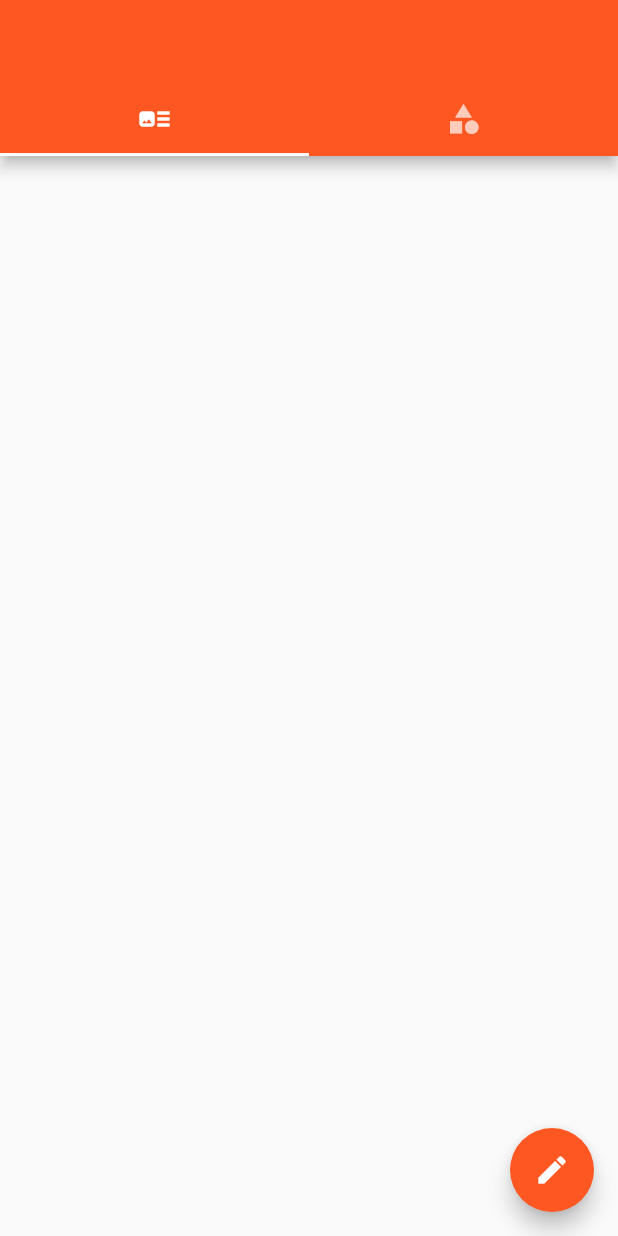
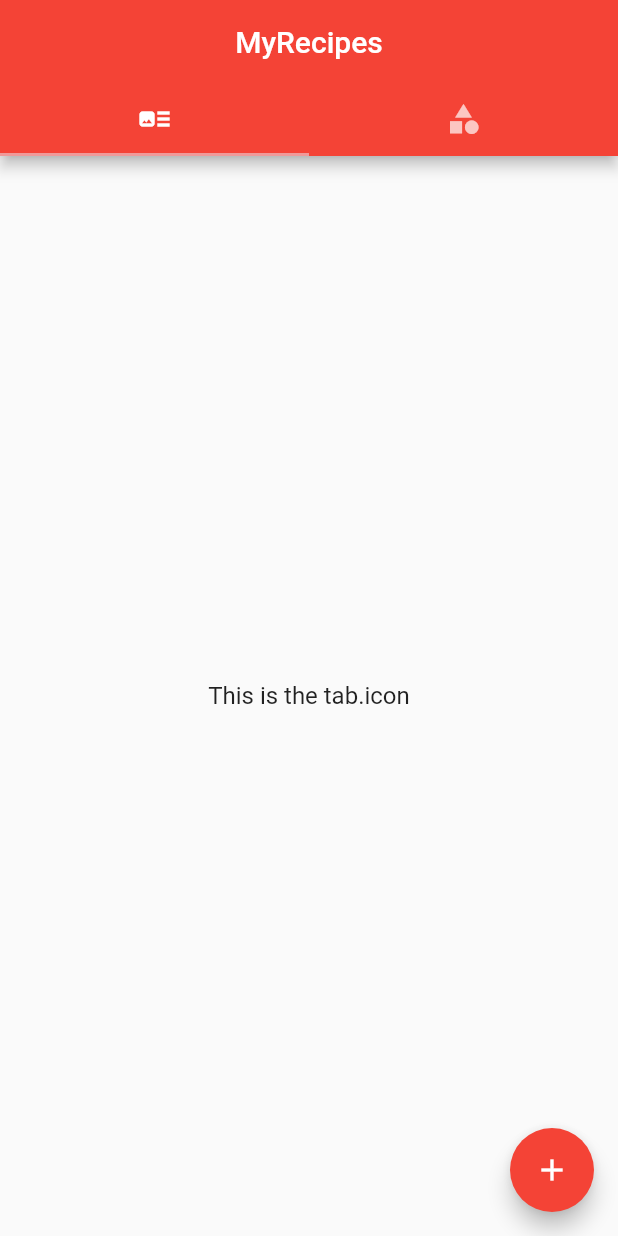
Before and after one commit to LeonStoldt/MyRecipes, a Flutter app: the screen it shows after launch, on a phone screen of 412 x 824 dp. Run offline on Flutter 3.47's test engine with Material 2 defaults, Android fonts, the phone set to English and light mode, and no system bars.

Commit message:
worked on create new recipe view

```diff
--- /dev/null
+++ b/lib/HomeView.dart
@@ -0,0 +1,59 @@
+import 'package:flutter/material.dart';
+import 'package:myrecipes/recipeCreation/RecipeCreationView.dart';
+
+class HomeView extends StatelessWidget {
+  HomeView({Key key, this.title}) : super(key: key);
+
+  final String title;
+  final List<Tab> homePageTabs = <Tab>[
+    Tab(icon: Icon(Icons.art_track)),
+    Tab(icon: Icon(Icons.category)),
+  ];
+
+  @override
+  Widget build(BuildContext context) {
+    return DefaultTabController(
+      length: 2,
+      child: Scaffold(
+        appBar: getAppBar(context),
+        floatingActionButton: getFloatingCreateActionButton(context),
+        body: getTabBarView(),
+      ),
+    );
+  }
+
+  AppBar getAppBar(BuildContext context) {
+    return AppBar(
+      centerTitle: true,
+      title: Text(title),
+      bottom: TabBar(
+        tabs: homePageTabs,
+        indicatorColor: Theme.of(context).backgroundColor,
+      ),
+    );
+  }
+
+  FloatingActionButton getFloatingCreateActionButton(BuildContext context) {
+    return FloatingActionButton(
+      onPressed: () {
+        Navigator.push(context,
+            MaterialPageRoute(builder: (context) => RecipeCreationView()));
+      },
+      tooltip: 'Create Recipe',
+      child: Icon(Icons.add),
+    );
+  }
+
+  TabBarView getTabBarView() {
+    return TabBarView(
+      children: homePageTabs.map((Tab tab) {
+        return Center(
+          child: Text(
+            'This is the tab.icon',
+            style: const TextStyle(fontSize: 16),
+          ),
+        );
+      }).toList(),
+    );
+  }
+}
--- /dev/null
+++ b/lib/bo/Ingredients.dart
@@ -0,0 +1,5 @@
+class Ingredients {
+  int amount = 0;
+  String unit = '';
+  String name = '';
+}
--- a/lib/main.dart
+++ b/lib/main.dart
@@ -1,4 +1,5 @@
 import 'package:flutter/material.dart';
+import 'package:myrecipes/HomeView.dart';
 
 void main() => runApp(MyRecipes());
 
@@ -10,76 +11,9 @@ class MyRecipes extends StatelessWidget {
     return MaterialApp(
       title: _title,
       theme: ThemeData(
-        primarySwatch: Colors.deepOrange,
+        primarySwatch: Colors.red,
       ),
-      home: HomePage(title: _title),
+      home: HomeView(title: _title),
     );
   }
 }
-
-class HomePage extends StatelessWidget {
-  HomePage({Key key, this.title}) : super(key: key);
-
-  final String title;
-
-  @override
-  Widget build(BuildContext context) {
-    return DefaultTabController(
-      length: 2,
-      child: Scaffold(
-        appBar: AppBar(
-          bottom: TabBar(
-            tabs: [
-              Tab(icon: Icon(Icons.art_track)),
-              Tab(icon: Icon(Icons.category)),
-            ],
-          ),
-        ),
-        floatingActionButton: FloatingActionButton(
-          onPressed: () {
-            Navigator.push(
-              context,
-              MaterialPageRoute(builder: (context) => RecipeCreation()),
-            );
-          },
-          tooltip: 'Create Recipe',
-          child: Icon(Icons.create),
-        ),
-      ),
-    );
-  }
-}
-
-class RecipeCreation extends StatefulWidget {
-  RecipeCreation({Key key}) : super(key: key);
-
-  @override
-  _RecipeCreationState createState() => _RecipeCreationState();
-}
-
-class _RecipeCreationState extends State<RecipeCreation> {
-  final _formKey = GlobalKey<FormState>();
-
-  @override
-  Widget build(BuildContext context) {
-    return Form(
-      key: _formKey,
-      child: Column(
-        crossAxisAlignment: CrossAxisAlignment.start,
-        children: <Widget>[
-          Padding(
-            padding: const EdgeInsets.symmetric(vertical: 16.0),
-            child: RaisedButton(
-              onPressed: () {
-                if (_formKey.currentState.validate()) {
-                  Navigator.pop(context);
-                }
-              },
-              child: Text('Save'),
-            ),
-          ),
-        ],
-      ),
-    );
-  }
-}
```
Also changed, not shown: lib/bo/RecipeData.dart (added, +12 -0 lines), lib/recipeCreation/RecipeCreationView.dart (added, +113 -0 lines), lib/recipeCreation/TimePicker.dart (added, +43 -0 lines).
